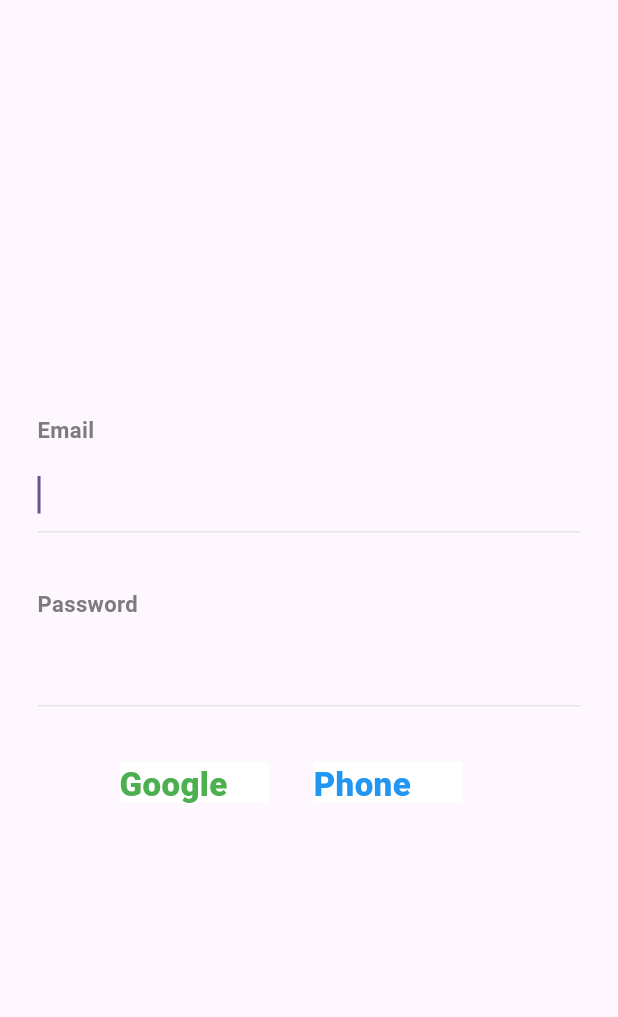
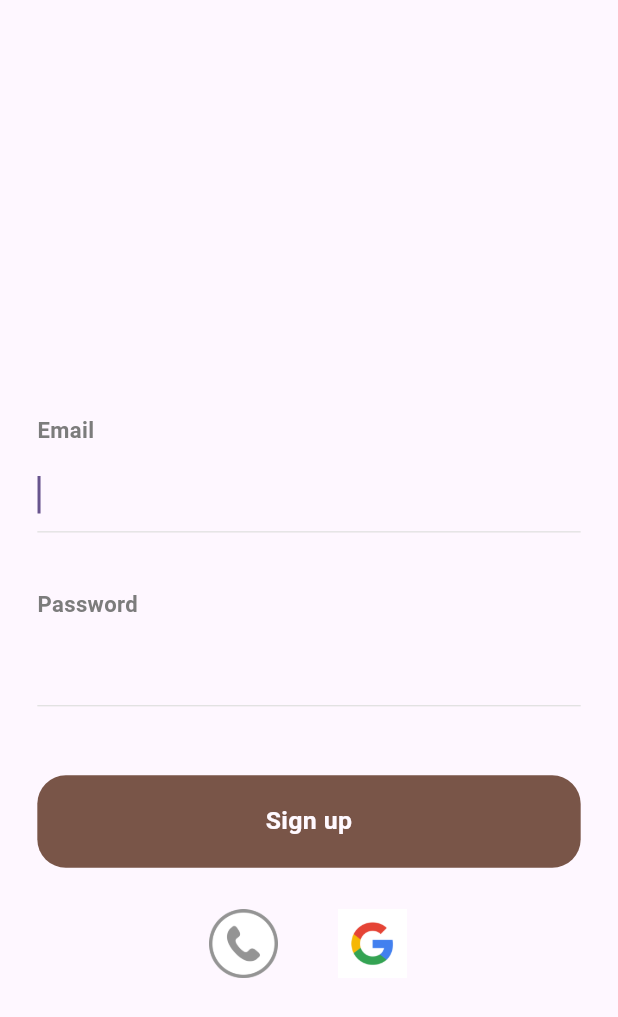
Before and after one commit to Mohdfayistk/firebase, a Flutter app: the screen it shows after launch, after a tap on an icon or button, on a phone screen of 412 x 824 dp. Shown: the top 1017 px of the screen. Run offline on Flutter 3.47's test engine with Material 2 defaults, Android fonts, the phone set to English and light mode, and no system bars; our stand-ins replace firebase_core, flutter_screenutil; accounts and stored records are empty; Roboto replaces fonts that are missing (Gilroy).

Commit message:
fisrt commit

```diff
--- a/lib/home.dart
+++ b/lib/home.dart
@@ -51,6 +51,7 @@ class _homeState extends State<home> {
                 controller: controller,
                 autofocus: true,
                 decoration: InputDecoration(
+                  hintText: 'enter email e.g fayis@gmail.com',
                   focusedBorder: InputBorder.none,
                   enabledBorder: InputBorder.none,
                 ),
@@ -82,6 +83,7 @@ class _homeState extends State<home> {
             Padding(
               padding: EdgeInsets.only(left: 25.w),
               child: TextFormField(
+
                 obscureText: true,
                 style: TextStyle(
                   color: Color(0xFF181725),
@@ -92,6 +94,9 @@ class _homeState extends State<home> {
                 controller: controller1,
                 autofocus: true,
                 decoration: InputDecoration(
+
+
+
                   focusedBorder: InputBorder.none,
                   enabledBorder: InputBorder.none,
                 ),
--- a/lib/home1.dart
+++ b/lib/home1.dart
@@ -15,7 +15,8 @@ class _home1State extends State<home1> {
   @override
   Widget build(BuildContext context) {
     return Scaffold(
-      body: Column(
+      body: SingleChildScrollView(
+        child: Column(
           crossAxisAlignment: CrossAxisAlignment.start,
           children: [
             SizedBox(
@@ -55,8 +56,8 @@ class _home1State extends State<home1> {
             ),
             Padding(
               padding: EdgeInsets.only(left: 25.w),
-            child:
-                Container(width: 364.w, height: 1.h, color: Color(0xffE2E2E2)),
+              child: Container(
+                  width: 364.w, height: 1.h, color: Color(0xffE2E2E2)),
             ),
             SizedBox(
               height: 40.h,
@@ -96,44 +97,65 @@ class _home1State extends State<home1> {
             ),
             Padding(
               padding: EdgeInsets.only(left: 25.w),
-            child:
-                Container(width: 364.w, height: 1.h, color: Color(0xffE2E2E2)),
+              child: Container(
+                  width: 364.w, height: 1.h, color: Color(0xffE2E2E2)),
             ),
             SizedBox(
-            height: 40.h,
+              height: 50.h,
+            ),
+            Padding(
+              padding: EdgeInsets.only(left: 25.w),
+              child: Container(
+                width: 364.w,
+                height: 67.h,
+                decoration: ShapeDecoration(
+                  color: Colors.brown,
+                  shape: RoundedRectangleBorder(
+                    borderRadius: BorderRadius.circular(19),
+                  ),
+                ),
+                child: Center(
+                  child: Text(
+                    'Sign up',
+                    textAlign: TextAlign.center,
+                    style: TextStyle(
+                      color: Color(0xFFFFF9FF),
+                      fontSize: 18.sp,
+                      fontFamily: 'Gilroy',
+                      fontWeight: FontWeight.w600,
+                    ),
+                  ),
+                ),
+              ),
+            ),
+            SizedBox(
+              height: 30.h,
             ),
             Row(
               children: [
-              SizedBox(width: 80.w,),
-              Container(
-                width: 100.w,
-                height: 30.h,
-                color: Colors.white,
-                child: Text(
-                  'Google',
-                  style: TextStyle(
-                      color: Colors.green,
-                      fontSize: 24.sp,
-                      fontWeight: FontWeight.w900),
+                SizedBox(
+                  width: 140.w,
                 ),
+                CircleAvatar(
+                  radius: 25.r,
+                  backgroundColor: Colors.white,
+                  child: Image.asset("assets/1.png"),
                 ),
-              SizedBox(width: 30.w,),
-              Container(
-                width: 100.w,
-                height: 30.h,
-                color: Colors.white,
-                child: Text(
-                  'Phone',
-                  style: TextStyle(
-                      color: Colors.blue,
-                      fontSize: 24.sp,
-                      fontWeight: FontWeight.w900),
+                SizedBox(
+                  width: 40.w,
                 ),
+                CircleAvatar(
+                  radius: 25.r,
+                  backgroundColor: Colors.white,
+                  child: Image.asset("assets/2.png"),
                 ),
-
               ],
             ),
+            SizedBox(
+              height: 50.h,
+            )
           ],
+        ),
       ),
     );
   }
--- a/pubspec.yaml
+++ b/pubspec.yaml
@@ -37,6 +37,8 @@ dependencies:
   cupertino_icons: ^1.0.2
   flutter_screenutil:
   firebase_core:
+  firebase_auth:
+
 
 dev_dependencies:
   flutter_test:
@@ -61,7 +63,8 @@ flutter:
   uses-material-design: true
 
   # To add assets to your application, add an assets section, like this:
-  # assets:
+  assets:
+      - assets/
   #   - images/a_dot_burr.jpeg
   #   - images/a_dot_ham.jpeg
 
```
Also changed, not shown: assets/1.png (added), assets/2.png (added), pubspec.lock, 3 other files. Lines whose indentation alone changed are shown as unchanged.
